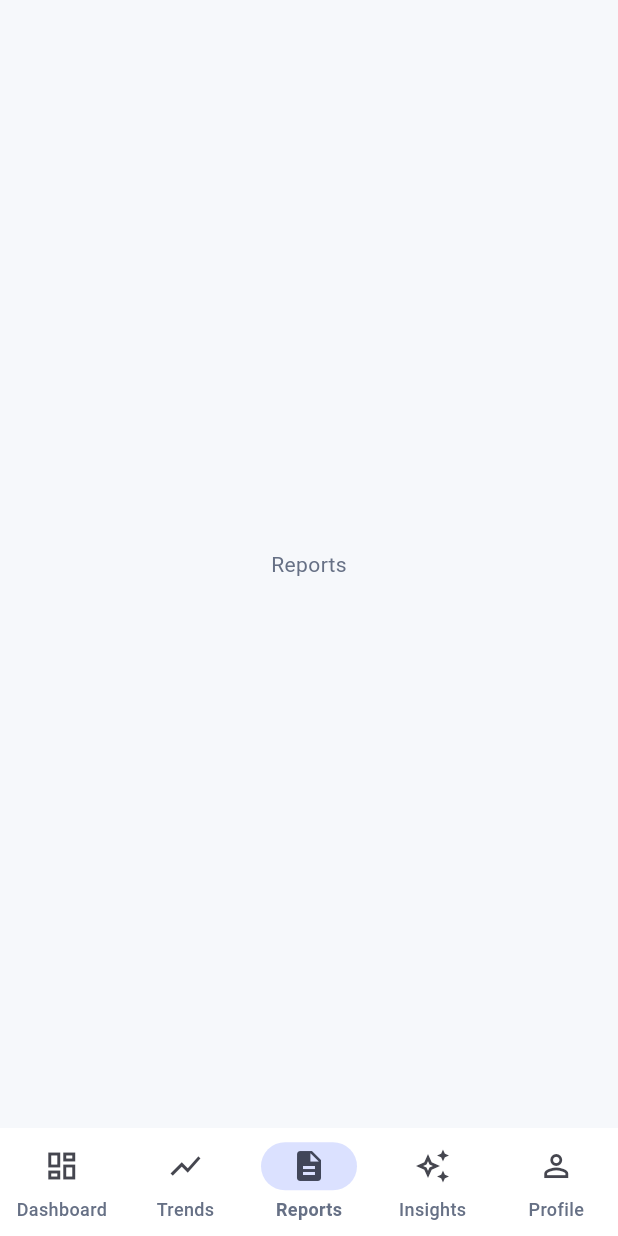
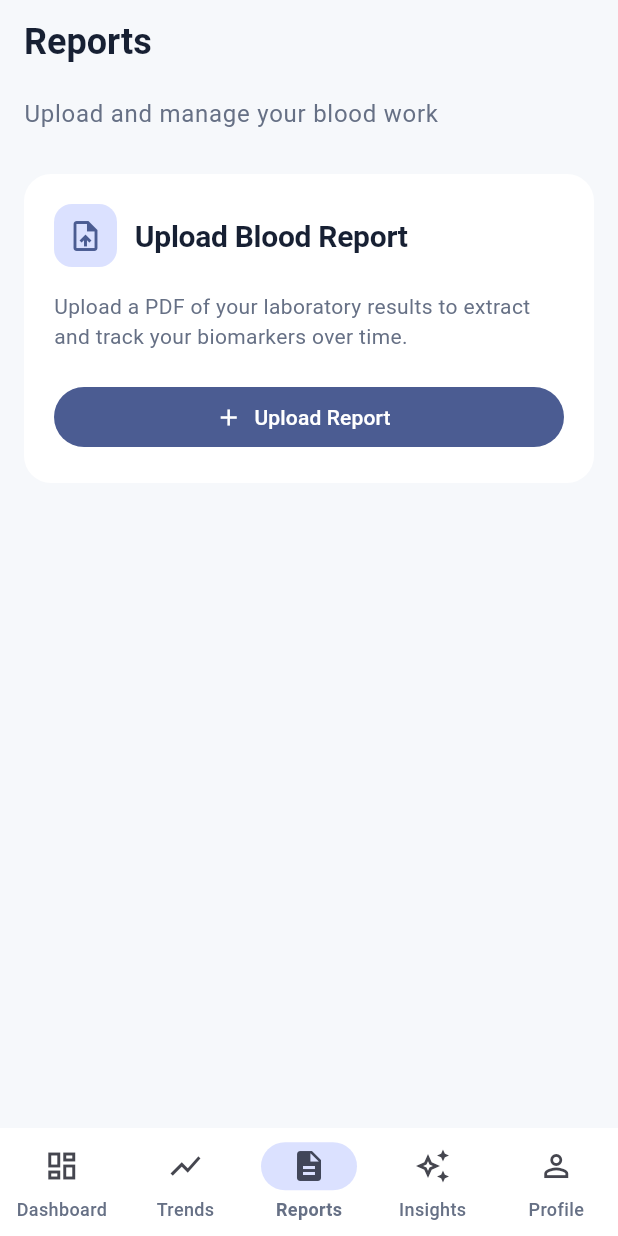
Before and after one commit to t-pathmanathan/Bloodlytics, a Flutter app: the screen it shows after launch, item 3 of the bottom bar chosen, on a phone screen of 412 x 824 dp. Run offline on Flutter 3.47's test engine with Material 3 defaults, Android fonts, the phone set to English and light mode, and no system bars.

Commit message:
feat: add upload report card

```diff
--- a/lib/features/home/main_screen.dart
+++ b/lib/features/home/main_screen.dart
@@ -1,6 +1,7 @@
 import 'package:flutter/material.dart';
 
 import '../dashboard/presentation/dashboard_screen.dart';
+import '../reports/presentation/reports_screen.dart';
 
 class MainScreen extends StatefulWidget {
   const MainScreen({super.key});
@@ -15,7 +16,7 @@ class _MainScreenState extends State<MainScreen> {
   final List<Widget> _pages = const [
     DashboardScreen(),
     Center(child: Text('Trends')),
-    Center(child: Text('Reports')),
+    ReportsScreen(),
     Center(child: Text('Insights')),
     Center(child: Text('Profile')),
   ];
--- a/lib/features/reports/presentation/reports_screen.dart
+++ b/lib/features/reports/presentation/reports_screen.dart
@@ -0,0 +1,36 @@
+import 'package:flutter/material.dart';
+
+import '../widgets/upload_report_card.dart';
+
+class ReportsScreen extends StatelessWidget {
+  const ReportsScreen({super.key});
+
+  @override
+  Widget build(BuildContext context) {
+    return Scaffold(
+      appBar: AppBar(title: const Text('Reports')),
+      body: SafeArea(
+        child: SingleChildScrollView(
+          padding: const EdgeInsets.fromLTRB(16, 8, 16, 32),
+          child: Column(
+            crossAxisAlignment: CrossAxisAlignment.start,
+            children: [
+              Text(
+                'Upload and manage your blood work',
+                style: Theme.of(context).textTheme.bodyLarge,
+              ),
+
+              const SizedBox(height: 28),
+
+              const UploadReportCard(),
+
+              const SizedBox(height: 28),
+
+              //  const ReportHistorySection(),
+            ],
+          ),
+        ),
+      ),
+    );
+  }
+}
--- /dev/null
+++ b/lib/features/reports/widgets/upload_report_card.dart
@@ -0,0 +1,65 @@
+import 'package:flutter/material.dart';
+
+class UploadReportCard extends StatelessWidget {
+  const UploadReportCard({super.key});
+
+  @override
+  Widget build(BuildContext context) {
+    final colorScheme = Theme.of(context).colorScheme;
+
+    return Card(
+      child: Padding(
+        padding: const EdgeInsets.all(20),
+        child: Column(
+          crossAxisAlignment: CrossAxisAlignment.start,
+          children: [
+            Row(
+              children: [
+                Container(
+                  width: 42,
+                  height: 42,
+                  decoration: BoxDecoration(
+                    color: colorScheme.primaryContainer,
+                    borderRadius: BorderRadius.circular(12),
+                  ),
+                  child: Icon(
+                    Icons.upload_file_outlined,
+                    color: colorScheme.primary,
+                  ),
+                ),
+                const SizedBox(width: 12),
+                Expanded(
+                  child: Text(
+                    'Upload Blood Report',
+                    style: Theme.of(context).textTheme.titleLarge,
+                  ),
+                ),
+              ],
+            ),
+
+            const SizedBox(height: 16),
+
+            Text(
+              'Upload a PDF of your laboratory results to extract '
+              'and track your biomarkers over time.',
+              style: Theme.of(context).textTheme.bodyMedium,
+            ),
+
+            const SizedBox(height: 20),
+
+            SizedBox(
+              width: double.infinity,
+              child: FilledButton.icon(
+                onPressed: () {
+                  // Upload functionality will be added later.
+                },
+                icon: const Icon(Icons.add),
+                label: const Text('Upload Report'),
+              ),
+            ),
+          ],
+        ),
+      ),
+    );
+  }
+}
```
Also changed, not shown: 2 other files.
